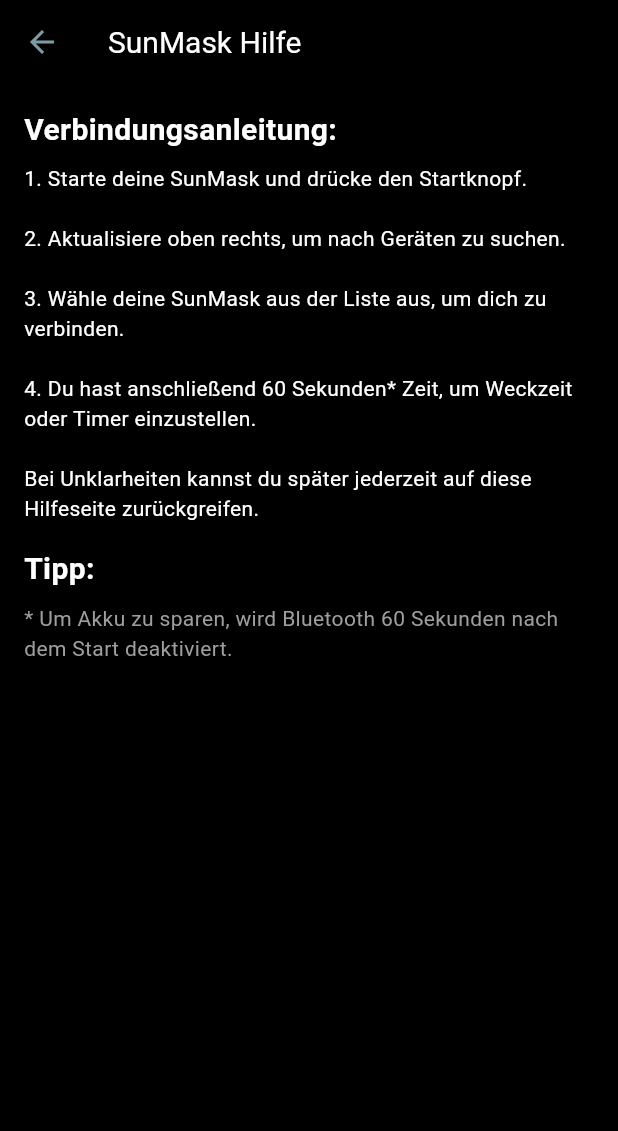
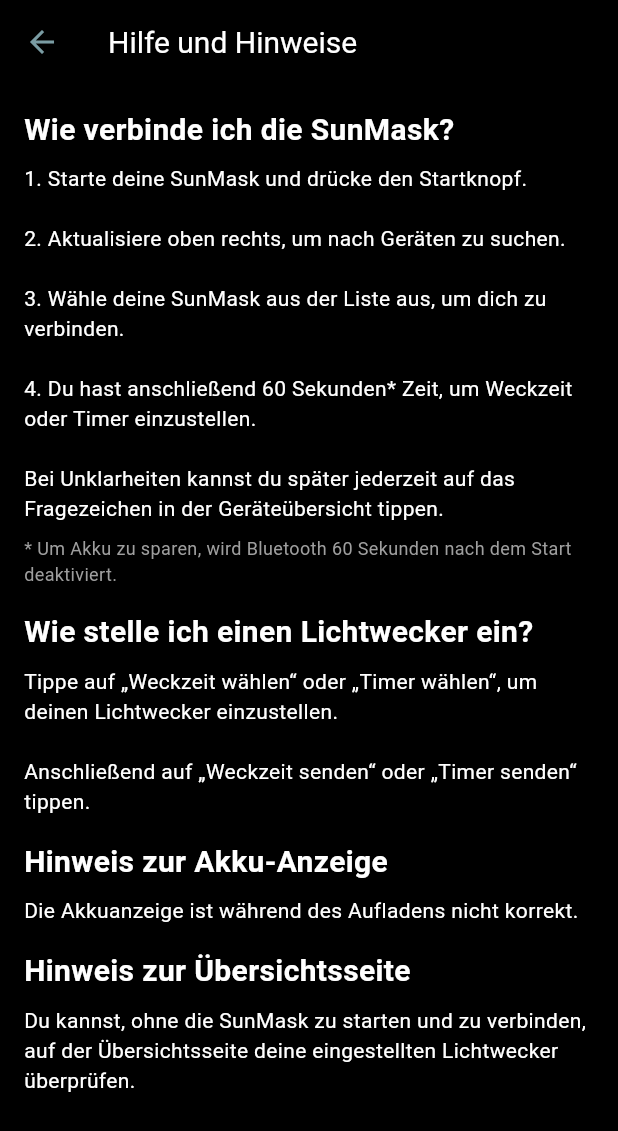
Before and after one commit to SomnusSunMask/SunMask-new, a Flutter app: the InfoPage screen opened directly, on a phone screen of 412 x 824 dp. Shown: the top 1131 px of the screen. Run offline on Flutter 3.47's test engine with Material 3 defaults, Android fonts, the phone set to English and light mode, and no system bars; our stand-ins replace flutter_blue_plus, shared_preferences; accounts and stored records are empty; statements that could not run were skipped.

Commit message:
Update main.dart

```diff
--- a/lib/main.dart
+++ b/lib/main.dart
@@ -167,8 +167,7 @@
                 '1. Starte deine SunMask und drücke den Startknopf.\n\n'
                 '2. Aktualisiere oben rechts, um nach Geräten zu suchen.\n\n'
                 '3. Wähle deine SunMask aus der Liste aus, um dich zu verbinden.\n\n'
-                '4. Du hast anschließend 60 Sekunden* Zeit, um Weckzeit oder Timer einzustellen.\n\n'
-                'Bei Unklarheiten kannst du später jederzeit auf das Fragezeichen in der Geräteübersicht tippen.',
+                '4. Du hast anschließend 60 Sekunden* Zeit, um Weckzeit oder Timer einzustellen.\n\n',
                 style: TextStyle(color: Colors.white),
               ),
               SizedBox(height: 13),
@@ -406,7 +405,7 @@
     return Scaffold(
       backgroundColor: Colors.black,
       appBar: AppBar(
-        title: const Text('SunMask Hilfe', style: TextStyle(color: Colors.white)),
+        title: const Text('Hilfe und Hinweise', style: TextStyle(color: Colors.white)),
       ),
       body: Padding(
         padding: const EdgeInsets.all(16.0),
@@ -414,8 +413,9 @@
           child: Column(
             crossAxisAlignment: CrossAxisAlignment.start,
             children: const [
+              // Punkt 1
               Text(
-                'Verbindungsanleitung:',
+                'Wie verbinde ich die SunMask?',
                 style: TextStyle(fontSize: 20, fontWeight: FontWeight.bold, color: Colors.white),
               ),
               SizedBox(height: 8),
@@ -424,18 +424,50 @@
                 '2. Aktualisiere oben rechts, um nach Geräten zu suchen.\n\n'
                 '3. Wähle deine SunMask aus der Liste aus, um dich zu verbinden.\n\n'
                 '4. Du hast anschließend 60 Sekunden* Zeit, um Weckzeit oder Timer einzustellen.\n\n'
-                'Bei Unklarheiten kannst du später jederzeit auf diese Hilfeseite zurückgreifen.',
+                'Bei Unklarheiten kannst du später jederzeit auf das Fragezeichen in der Geräteübersicht tippen.',
                 style: TextStyle(color: Colors.white),
-              ),
-              SizedBox(height: 16),
-              Text(
-                'Tipp:',
-                style: TextStyle(fontSize: 20, fontWeight: FontWeight.bold, color: Colors.white),
               ),
               SizedBox(height: 8),
               Text(
                 '* Um Akku zu sparen, wird Bluetooth 60 Sekunden nach dem Start deaktiviert.',
-                style: TextStyle(color: Colors.grey),
+                style: TextStyle(fontSize: 12, color: Colors.grey),
+              ),
+              SizedBox(height: 16),
+
+              // Punkt 2
+              Text(
+                'Wie stelle ich einen Lichtwecker ein?',
+                style: TextStyle(fontSize: 20, fontWeight: FontWeight.bold, color: Colors.white),
+              ),
+              SizedBox(height: 8),
+              Text(
+                'Tippe auf „Weckzeit wählen“ oder „Timer wählen“, um deinen Lichtwecker einzustellen.\n\n'
+                'Anschließend auf „Weckzeit senden“ oder „Timer senden“ tippen.',
+                style: TextStyle(color: Colors.white),
+              ),
+              SizedBox(height: 16),
+
+              // Punkt 3
+              Text(
+                'Hinweis zur Akku-Anzeige',
+                style: TextStyle(fontSize: 20, fontWeight: FontWeight.bold, color: Colors.white),
+              ),
+              SizedBox(height: 8),
+              Text(
+                'Die Akkuanzeige ist während des Aufladens nicht korrekt.',
+                style: TextStyle(color: Colors.white),
+              ),
+              SizedBox(height: 16),
+
+              // Punkt 4
+              Text(
+                'Hinweis zur Übersichtsseite',
+                style: TextStyle(fontSize: 20, fontWeight: FontWeight.bold, color: Colors.white),
+              ),
+              SizedBox(height: 8),
+              Text(
+                'Du kannst, ohne die SunMask zu starten und zu verbinden, auf der Übersichtsseite deine eingestellten Lichtwecker überprüfen.',
+                style: TextStyle(color: Colors.white),
               ),
             ],
           ),
@@ -444,6 +476,7 @@
     );
   }
 }
+
 
 
 
```
